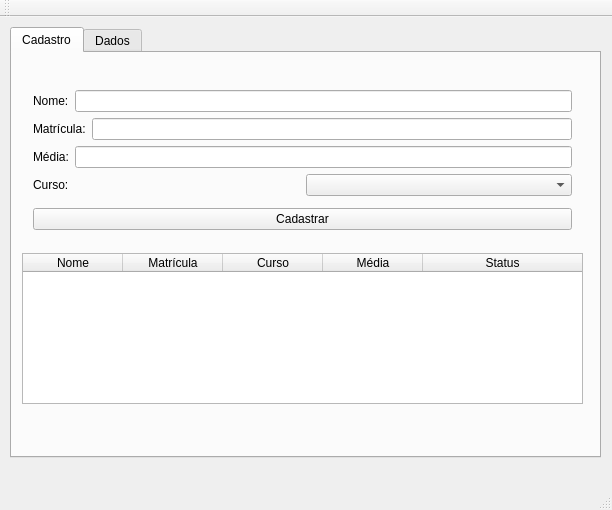
First picture: the form in projeto/mainwindow.ui, repository lacouth/tp_20192, before the edit.
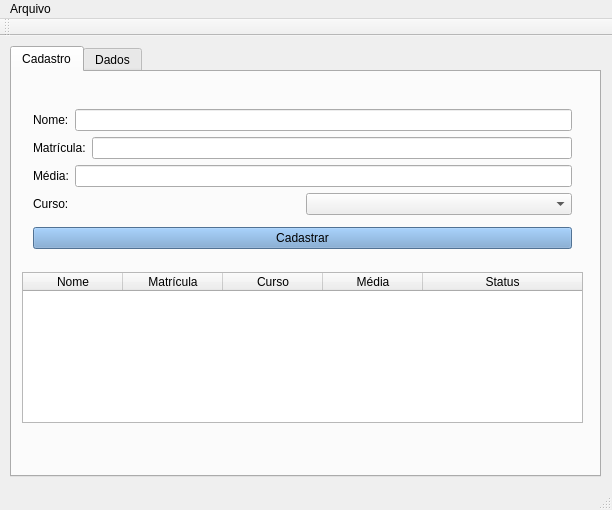
Second picture: the form after the edit.

Commit message: Adiciona menu

The edit to the form file:
```diff
--- a/projeto/mainwindow.ui
+++ b/projeto/mainwindow.ui
@@ -161,6 +161,9 @@
        </item>
        <item>
         <widget class="QPushButton" name="btnCadastro">
+         <property name="styleSheet">
+          <string notr="true">background-color:rgb(114, 159, 207)</string>
+         </property>
          <property name="text">
           <string>Cadastrar</string>
          </property>
@@ -185,6 +188,14 @@
      <height>25</height>
     </rect>
    </property>
+   <widget class="QMenu" name="menuArquivo">
+    <property name="title">
+     <string>Arquivo</string>
+    </property>
+    <addaction name="actionSalvar"/>
+    <addaction name="actionCarregar"/>
+   </widget>
+   <addaction name="menuArquivo"/>
   </widget>
   <widget class="QToolBar" name="mainToolBar">
    <attribute name="toolBarArea">
```
Left out of the diff: 10 changed lines with no effect on the pictures. The commit also changes 4 other files.
